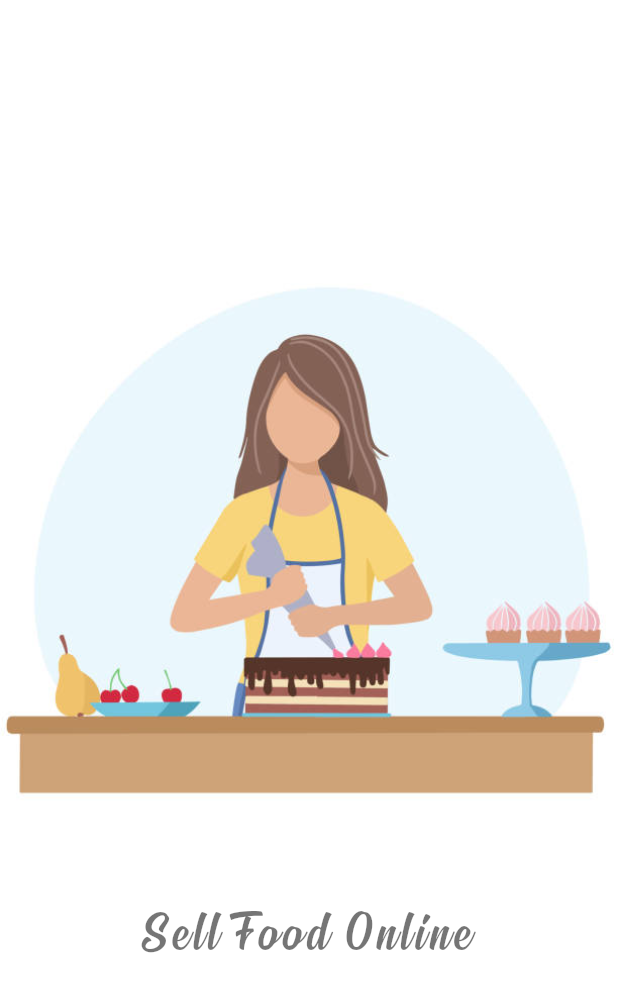
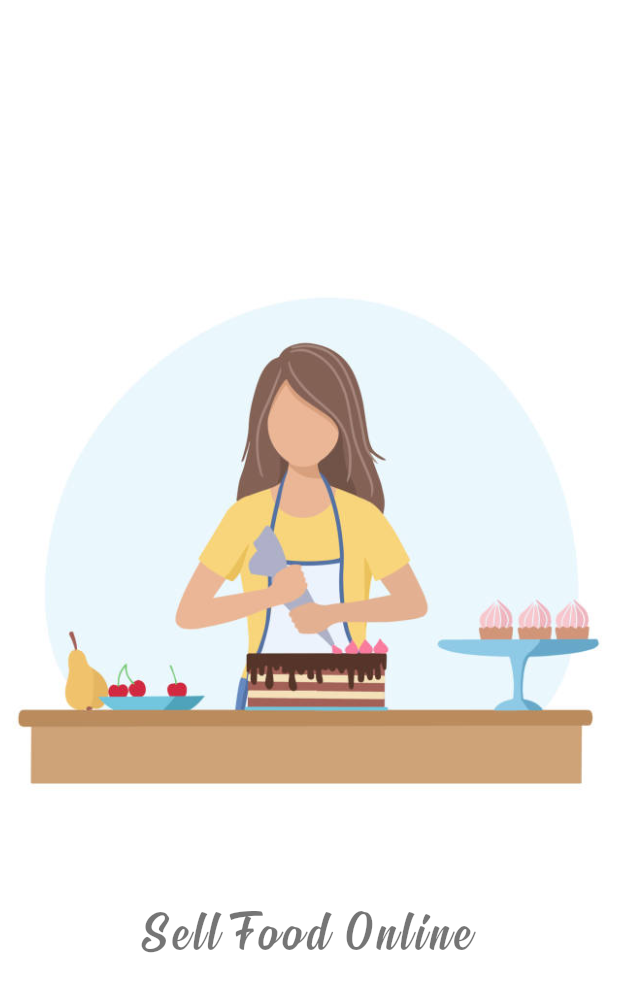
Before and after one commit to wilfred05777/flutter_food_delivery_app, a Flutter app: the screen it shows after launch, on a phone screen of 412 x 824 dp. Shown: the top 992 px of the screen. Run offline on Flutter 3.47's test engine with Material 2 defaults, Android fonts, the phone set to English and light mode, and no system bars.

Commit message:
adding padding to image

```diff
--- a/lib/splashScreen/splash_screen.dart
+++ b/lib/splashScreen/splash_screen.dart
@@ -34,7 +34,10 @@ class _MySplashScreenState extends State<MySplashScreen> {
           child: Column(
             mainAxisAlignment: MainAxisAlignment.center,
             children: [
-              Image.asset("images/splash.jpg"),
+              Padding(
+                padding: const EdgeInsets.all(8.0),
+                child: Image.asset("images/splash.jpg"),
+              ),
               const SizedBox(height: 10),
               const Padding(
                 padding: EdgeInsets.all(18.0),
```
